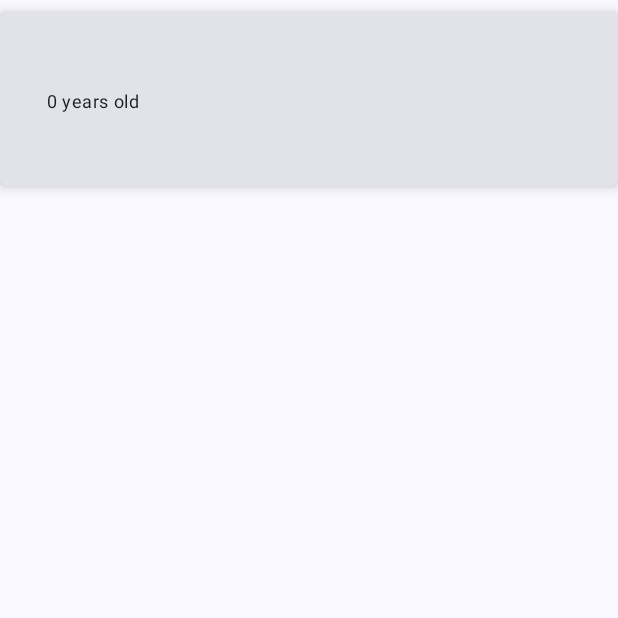
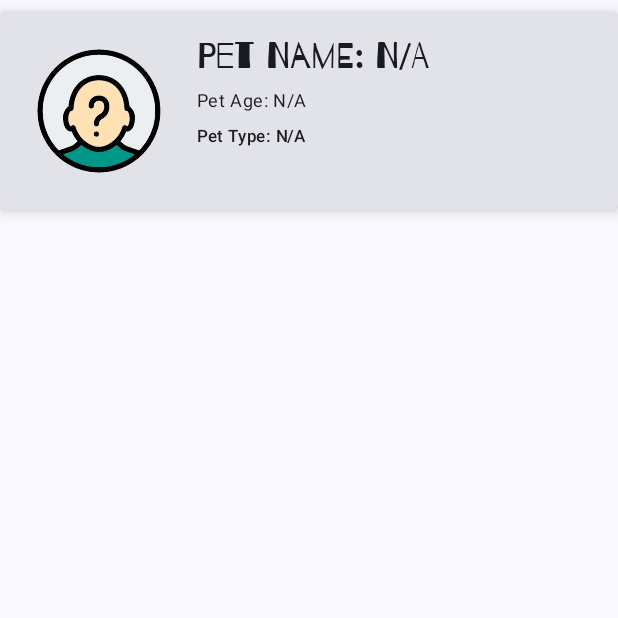
Before and after one commit to MoonSlay/RealmDiscussion, an Android app built with Jetpack Compose: the composable ItemPet called with empty values, on a phone screen of 412 x 824 dp, the top half of it. Run offline under Robolectric (Android 15) with nearby library versions, the phone set to English and light mode, and no system bars; libraries missing offline, so code that uses them is left out: io.realm.kotlin.

Commit message:
Added progress

```diff
--- a/app/src/main/java/ph/edu/auf/realmdiscussion/components/ItemPet.kt
+++ b/app/src/main/java/ph/edu/auf/realmdiscussion/components/ItemPet.kt
@@ -7,6 +7,7 @@ import androidx.compose.foundation.layout.Spacer
 import androidx.compose.foundation.layout.fillMaxWidth
 import androidx.compose.foundation.layout.height
 import androidx.compose.foundation.layout.padding
+import androidx.compose.foundation.layout.size
 import androidx.compose.foundation.layout.width
 import androidx.compose.foundation.shape.RoundedCornerShape
 import androidx.compose.material3.Card
@@ -23,6 +24,7 @@ import androidx.compose.runtime.rememberUpdatedState
 import androidx.compose.ui.Modifier
 import androidx.compose.ui.res.painterResource
 import androidx.compose.ui.unit.dp
+import ph.edu.auf.realmdiscussion.R
 import ph.edu.auf.realmdiscussion.database.realmodel.OwnerModel
 import ph.edu.auf.realmdiscussion.database.realmodel.PetModel
 import ph.edu.auf.realmdiscussion.screens.petTypes
@@ -71,38 +73,35 @@ fun ItemPet(
             ) {
                 Row(modifier = Modifier.padding(16.dp)) {
                     val petType = petTypes.find { it.name == petModel.petType }
-                    petType?.let {
-                        Image(
-                            painter = painterResource(id = it.imageRes),
-                            contentDescription = it.name,
-                            modifier = Modifier
-                                .height(100.dp)
-                                .padding(start = 16.dp)
-                        )
-                    }
+                    val imageRes = petType?.imageRes ?: R.drawable.none
+                    Image(
+                        painter = painterResource(id = imageRes),
+                        contentDescription = petModel.petType,
+                        modifier = Modifier.size(100.dp)
+                    )
                     Spacer(modifier = Modifier.width(15.dp))
                     Column(modifier = Modifier.weight(1f)) {
                         Text(
-                            text = petModel.name,
+                            text = "Pet Name: ${if (petModel.name.isNotEmpty()) petModel.name else "N/A"}",
                             style = MaterialTheme.typography.headlineSmall,
                             maxLines = 1
                         )
                         Spacer(modifier = Modifier.height(8.dp))
                         Text(
-                            text = "${petModel.age} years old",
+                            text = "Pet Age: ${if (petModel.age > 0) "${petModel.age} years old" else "N/A"}",
                             style = MaterialTheme.typography.bodySmall,
                             maxLines = 1
                         )
                         Spacer(modifier = Modifier.height(8.dp))
                         Text(
-                            text = petModel.petType,
+                            text = "Pet Type: ${if (petModel.petType.isNotEmpty()) petModel.petType else "N/A"}",
                             style = MaterialTheme.typography.labelSmall,
                             maxLines = 1
                         )
                         Spacer(modifier = Modifier.height(8.dp))
                         owner?.let {
                             Text(
-                                text = "Owner: ${it.name}",
+                                text = "Pet Owner: ${it.name}",
                                 style = MaterialTheme.typography.bodySmall,
                                 maxLines = 1
                             )
--- a/app/src/main/java/ph/edu/auf/realmdiscussion/viewmodels/PetViewModel.kt
+++ b/app/src/main/java/ph/edu/auf/realmdiscussion/viewmodels/PetViewModel.kt
@@ -58,6 +58,10 @@ class PetViewModel : ViewModel() {
         viewModelScope.launch(Dispatchers.IO) {
             val realm = RealmHelper.getRealmInstance()
             realm.write {
+                // Generate a unique ID for the new pet if it is not set
+                if (pet.id.isEmpty()) {
+                    pet.id = java.util.UUID.randomUUID().toString()
+                }
                 val newPet = copyToRealm(pet)
                 val unmanagedPet = realm.copyFromRealm(newPet)
                 _pets.update { it + unmanagedPet }
```
